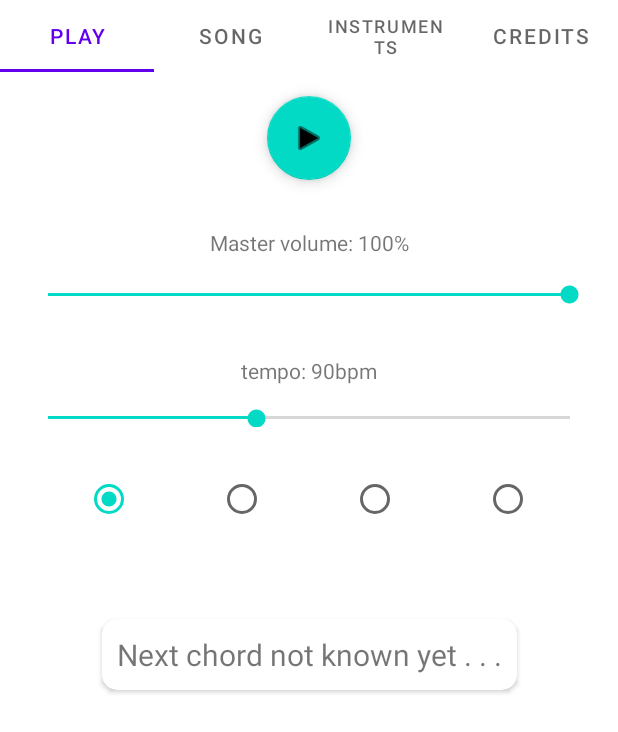
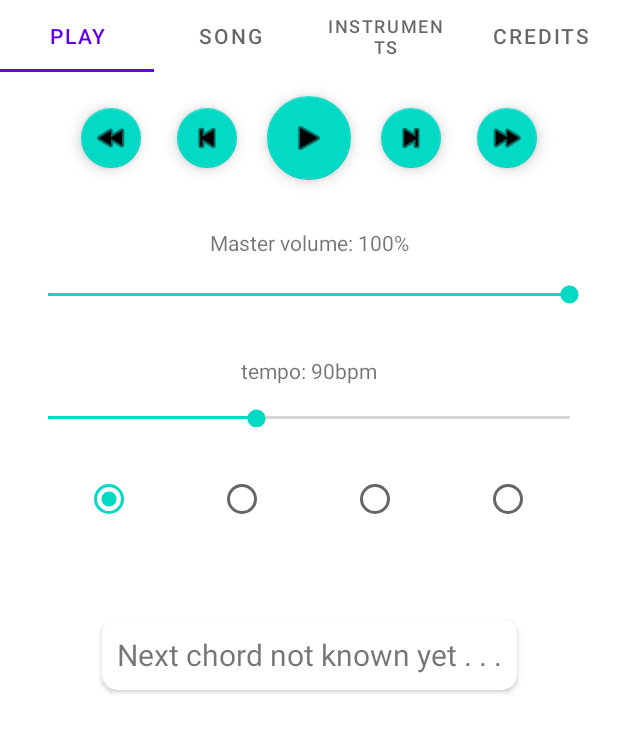
Before and after one commit to biosfood/music-app, an Android app: the screen it shows after launch (MainActivity), on a phone screen of 412 x 824 dp. Shown: the top 732 px of the screen. Run offline under Robolectric (Android 15) with nearby library versions, the phone set to English and light mode, and no system bars; 3 statements that could not run were skipped.

Commit message:
add song navigation buttons

```diff
--- a/app/src/main/res/layout/fragment_play.xml
+++ b/app/src/main/res/layout/fragment_play.xml
@@ -30,6 +30,63 @@
         app:layout_constraintEnd_toEndOf="parent"
         app:layout_constraintStart_toStartOf="parent"
         app:layout_constraintTop_toTopOf="parent"
+        tools:layout_conversion_absoluteHeight="56dp"
+        tools:layout_conversion_absoluteWidth="56dp" />
+
+    <com.google.android.material.floatingactionbutton.FloatingActionButton
+        android:id="@+id/reverseMeasureButton"
+        android:layout_width="wrap_content"
+        android:layout_height="wrap_content"
+        android:layout_marginTop="20dp"
+        android:layout_marginEnd="16dp"
+        android:clickable="true"
+        android:contentDescription="@string/reverse_measure"
+        android:src="@android:drawable/ic_media_previous"
+        app:fabSize="mini"
+        app:layout_constraintEnd_toStartOf="@+id/playButton"
+        app:layout_constraintTop_toTopOf="parent"
+        tools:layout_conversion_absoluteHeight="56dp"
+        tools:layout_conversion_absoluteWidth="56dp" />
+
+    <com.google.android.material.floatingactionbutton.FloatingActionButton
+        android:id="@+id/reversePhraseButton"
+        android:layout_width="wrap_content"
+        android:layout_height="wrap_content"
+        android:layout_marginEnd="16dp"
+        android:clickable="true"
+        android:contentDescription="@string/reverse_phrase"
+        android:src="@android:drawable/ic_media_rew"
+        app:fabSize="mini"
+        app:layout_constraintEnd_toStartOf="@+id/reverseMeasureButton"
+        app:layout_constraintTop_toTopOf="@+id/reverseMeasureButton"
+        tools:layout_conversion_absoluteHeight="56dp"
+        tools:layout_conversion_absoluteWidth="56dp" />
+
+    <com.google.android.material.floatingactionbutton.FloatingActionButton
+        android:id="@+id/advanceMeasureButton"
+        android:layout_width="wrap_content"
+        android:layout_height="wrap_content"
+        android:layout_marginStart="16dp"
+        android:clickable="true"
+        android:contentDescription="@string/advance_measure"
+        android:src="@android:drawable/ic_media_next"
+        app:fabSize="mini"
+        app:layout_constraintStart_toEndOf="@+id/playButton"
+        app:layout_constraintTop_toTopOf="@+id/reverseMeasureButton"
+        tools:layout_conversion_absoluteHeight="56dp"
+        tools:layout_conversion_absoluteWidth="56dp" />
+
+    <com.google.android.material.floatingactionbutton.FloatingActionButton
+        android:id="@+id/advancePhraseButton"
+        android:layout_width="wrap_content"
+        android:layout_height="wrap_content"
+        android:layout_marginStart="16dp"
+        android:clickable="true"
+        android:contentDescription="@string/advance_phrase"
+        android:src="@android:drawable/ic_media_ff"
+        app:fabSize="mini"
+        app:layout_constraintStart_toEndOf="@+id/advanceMeasureButton"
+        app:layout_constraintTop_toTopOf="@+id/reverseMeasureButton"
         tools:layout_conversion_absoluteHeight="56dp"
         tools:layout_conversion_absoluteWidth="56dp" />
 
@@ -122,7 +179,7 @@
             android:layout_width="wrap_content"
             android:layout_height="wrap_content"
             android:layout_margin="10dp"
-            android:text="Next chord not known yet . . ."
+            android:text="@string/unknown_chord"
             android:textSize="20sp"
             tools:layout_conversion_absoluteHeight="27dp"
             tools:layout_conversion_absoluteWidth="258dp" />
--- a/app/src/main/res/values/strings.xml
+++ b/app/src/main/res/values/strings.xml
@@ -19,4 +19,9 @@
     <string name="chord_pitch">Chord pitch</string>
     <string name="chord_type">Chord type</string>
     <string name="exit">Exit this menu</string>
+    <string name="advance_measure">Go to the next measure</string>
+    <string name="reverse_measure">Go to the start of the current measure</string>
+    <string name="advance_phrase">Go to the next phrase</string>
+    <string name="reverse_phrase">Go to the start of the current phrase</string>
+    <string name="unknown_chord">Next chord not known yet . . .</string>
 </resources>
```
Also changed, not shown: app/src/main/java/com/lukas/music/song/Song.kt (+2 -6 lines), app/src/main/java/com/lukas/music/ui/fragments/PlayFragment.kt (+20 -6 lines), app/src/main/java/com/lukas/music/util/Cycle.kt (+66 -2 lines).
